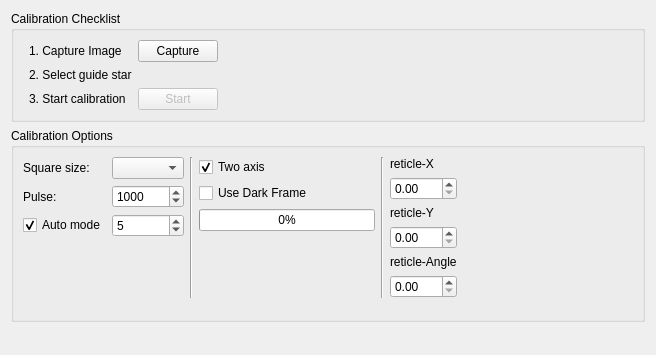
Above: kstars/ekos/guide/rcalibration.ui from KDE/kstars before the change. Below: the same form after it.
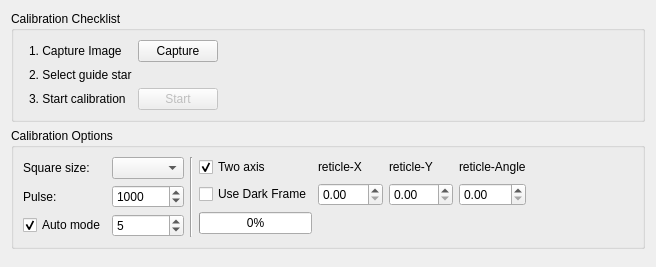
That is the form after the change. Custom widgets are drawn as their Qt base class.

Commit message: More Ekos GUI enhancements

Diff of the .ui file:
```diff
--- a/kstars/ekos/guide/rcalibration.ui
+++ b/kstars/ekos/guide/rcalibration.ui
@@ -7,7 +7,7 @@
     <x>0</x>
     <y>0</y>
     <width>656</width>
-    <height>355</height>
+    <height>267</height>
    </rect>
   </property>
   <property name="minimumSize">
@@ -16,7 +16,7 @@
     <height>0</height>
    </size>
   </property>
-  <layout class="QVBoxLayout" name="verticalLayout_4">
+  <layout class="QVBoxLayout" name="verticalLayout">
    <item>
     <widget class="QGroupBox" name="groupBox_3">
      <property name="title">
@@ -137,9 +137,7 @@
      <property name="title">
       <string>Calibration Options</string>
      </property>
-     <layout class="QVBoxLayout" name="verticalLayout_3">
-      <item>
-       <layout class="QHBoxLayout" name="horizontalLayout_2">
+     <layout class="QHBoxLayout" name="horizontalLayout">
         <item>
          <layout class="QGridLayout" name="gridLayout_2">
           <item row="0" column="0">
@@ -198,19 +196,6 @@
             </property>
            </widget>
           </item>
-          <item row="3" column="1" colspan="2">
-           <spacer name="verticalSpacer_2">
-            <property name="orientation">
-             <enum>Qt::Vertical</enum>
-            </property>
-            <property name="sizeHint" stdset="0">
-             <size>
-              <width>20</width>
-              <height>40</height>
-             </size>
-            </property>
-           </spacer>
-          </item>
          </layout>
         </item>
         <item>
@@ -221,8 +206,8 @@
          </widget>
         </item>
         <item>
-         <layout class="QVBoxLayout" name="verticalLayout_2">
-          <item>
+       <layout class="QGridLayout" name="gridLayout_3">
+        <item row="0" column="0">
            <widget class="QCheckBox" name="checkBox_TwoAxis">
             <property name="text">
              <string>Two axis</string>
@@ -232,7 +217,28 @@
             </property>
            </widget>
           </item>
-          <item>
+        <item row="0" column="1">
+         <widget class="QLabel" name="l_26">
+          <property name="text">
+           <string>reticle-X</string>
+          </property>
+         </widget>
+        </item>
+        <item row="0" column="2">
+         <widget class="QLabel" name="l_27">
+          <property name="text">
+           <string>reticle-Y</string>
+          </property>
+         </widget>
+        </item>
+        <item row="0" column="3">
+         <widget class="QLabel" name="l_28">
+          <property name="text">
+           <string>reticle-Angle</string>
+          </property>
+         </widget>
+        </item>
+        <item row="1" column="0">
            <widget class="QCheckBox" name="checkBox_DarkFrame">
             <property name="text">
              <string>Use Dark Frame</string>
@@ -242,9 +248,20 @@
             </property>
            </widget>
           </item>
-          <item>
-           <layout class="QHBoxLayout" name="horizontalLayout">
-            <item>
+        <item row="1" column="1">
+         <widget class="QDoubleSpinBox" name="spinBox_ReticleX"/>
+        </item>
+        <item row="1" column="2">
+         <widget class="QDoubleSpinBox" name="spinBox_ReticleY"/>
+        </item>
+        <item row="1" column="3">
+         <widget class="QDoubleSpinBox" name="spinBox_ReticleAngle">
+          <property name="maximum">
+           <double>100.000000000000000</double>
+          </property>
+         </widget>
+        </item>
+        <item row="2" column="0">
              <widget class="QProgressBar" name="progressBar">
               <property name="enabled">
                <bool>true</bool>
@@ -263,89 +280,18 @@
               </property>
              </widget>
             </item>
-           </layout>
-          </item>
-          <item>
-           <spacer name="verticalSpacer_3">
-            <property name="orientation">
-             <enum>Qt::Vertical</enum>
-            </property>
-            <property name="sizeHint" stdset="0">
-             <size>
-              <width>20</width>
-              <height>7</height>
-             </size>
-            </property>
-           </spacer>
-          </item>
-         </layout>
-        </item>
-        <item>
-         <widget class="Line" name="line_2">
-          <property name="orientation">
-           <enum>Qt::Vertical</enum>
-          </property>
-         </widget>
-        </item>
-        <item>
-         <layout class="QVBoxLayout" name="verticalLayout">
-          <item>
-           <layout class="QVBoxLayout" name="verticalLayout_7">
-            <item>
-             <widget class="QLabel" name="l_26">
-              <property name="text">
-               <string>reticle-X</string>
-              </property>
-             </widget>
-            </item>
-            <item>
-             <widget class="QDoubleSpinBox" name="spinBox_ReticleX"/>
-            </item>
-           </layout>
-          </item>
-          <item>
-           <layout class="QVBoxLayout" name="verticalLayout_8">
-            <item>
-             <widget class="QLabel" name="l_27">
-              <property name="text">
-               <string>reticle-Y</string>
-              </property>
-             </widget>
-            </item>
-            <item>
-             <widget class="QDoubleSpinBox" name="spinBox_ReticleY"/>
-            </item>
-           </layout>
-          </item>
-          <item>
-           <layout class="QVBoxLayout" name="verticalLayout_12">
-            <item>
-             <widget class="QLabel" name="l_28">
-              <property name="text">
-               <string>reticle-Angle</string>
-              </property>
-             </widget>
-            </item>
-            <item>
-             <widget class="QDoubleSpinBox" name="spinBox_ReticleAngle">
-              <property name="maximum">
-               <double>100.000000000000000</double>
-              </property>
-             </widget>
-            </item>
-           </layout>
-          </item>
-         </layout>
-        </item>
-        <item>
+        <item row="2" column="1" colspan="3">
          <spacer name="horizontalSpacer">
           <property name="orientation">
            <enum>Qt::Horizontal</enum>
           </property>
+          <property name="sizeType">
+           <enum>QSizePolicy::Minimum</enum>
+          </property>
           <property name="sizeHint" stdset="0">
            <size>
-            <width>13</width>
-            <height>14</height>
+            <width>208</width>
+            <height>17</height>
            </size>
           </property>
          </spacer>
@@ -353,14 +299,14 @@
        </layout>
       </item>
       <item>
-       <spacer name="verticalSpacer_4">
+       <spacer name="horizontalSpacer_2">
         <property name="orientation">
-         <enum>Qt::Vertical</enum>
+         <enum>Qt::Horizontal</enum>
         </property>
         <property name="sizeHint" stdset="0">
          <size>
-          <width>20</width>
-          <height>12</height>
+          <width>75</width>
+          <height>20</height>
          </size>
         </property>
        </spacer>
@@ -373,6 +319,9 @@
      <property name="orientation">
       <enum>Qt::Vertical</enum>
      </property>
+     <property name="sizeType">
+      <enum>QSizePolicy::MinimumExpanding</enum>
+     </property>
      <property name="sizeHint" stdset="0">
       <size>
        <width>20</width>
```
Left out of the diff: 8 changed lines with no effect on the pictures. Lines whose indentation alone changed are shown as unchanged. The commit also changes 2 other files.
